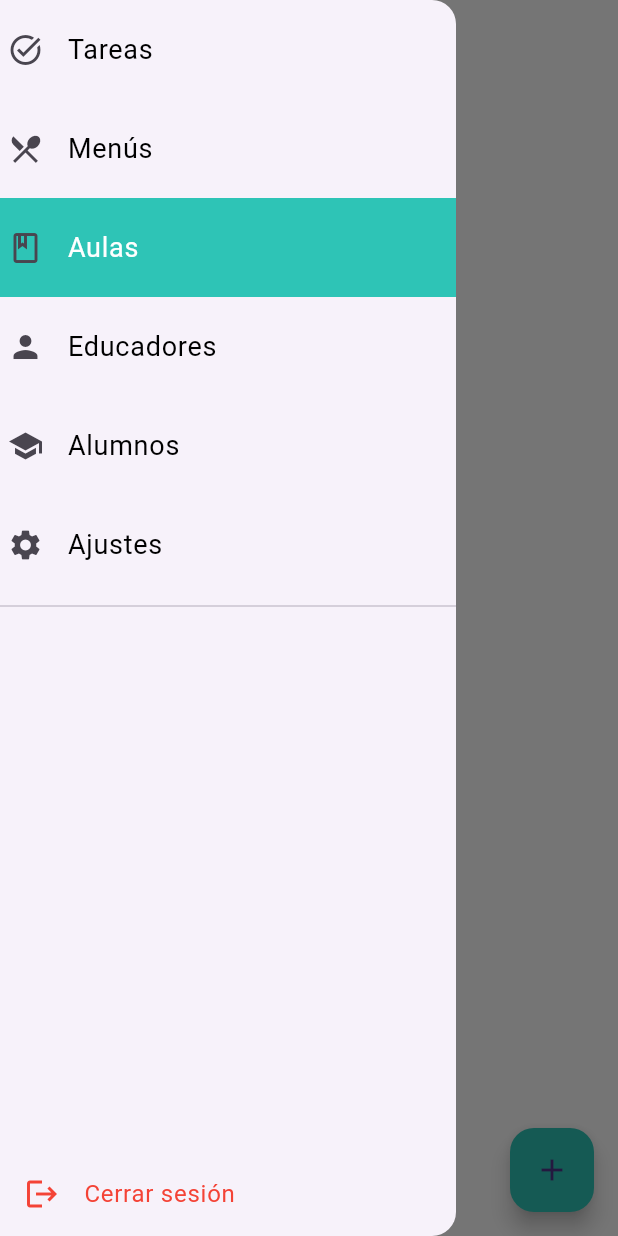
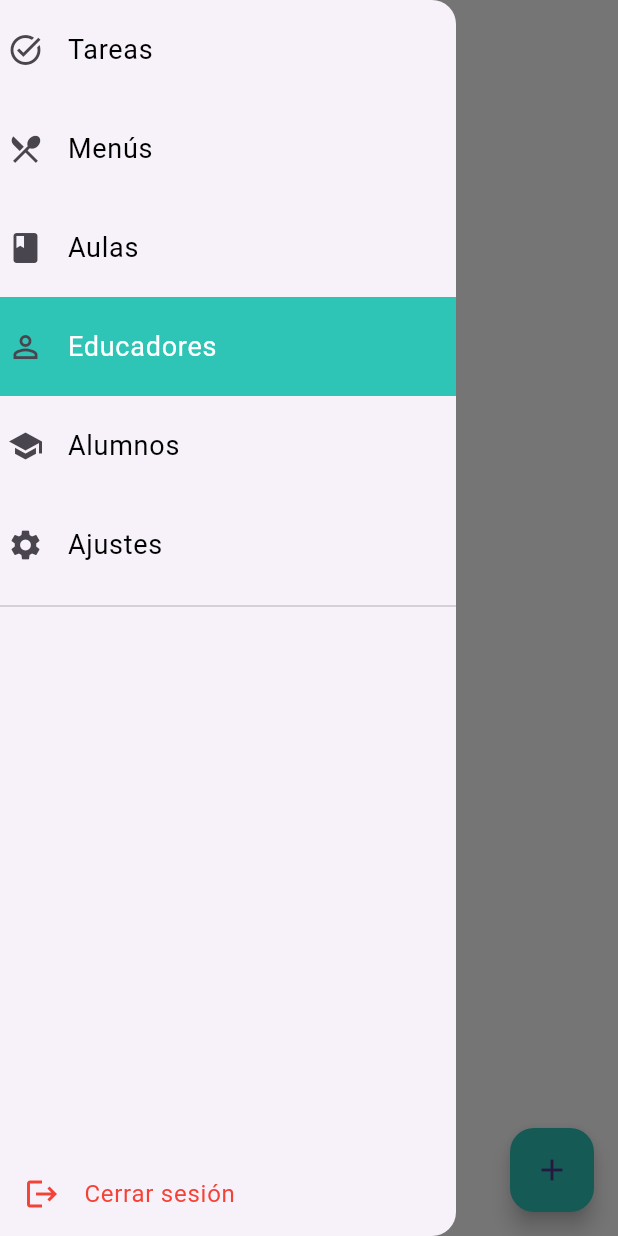
Before and after one commit to Tarerio/Tarerio-FRONT, a Flutter app: the ProfesoresPage screen opened by its route, with the side drawer open, on a phone screen of 412 x 824 dp. Run offline on Flutter 3.47's test engine with Material 3 defaults, Android fonts, the phone set to English and light mode, and no system bars; our stand-ins replace image_picker; network calls fail.

Commit message:
JUANMI: fixed profew en navbar

```diff
--- a/lib/Pages/profesores.dart
+++ b/lib/Pages/profesores.dart
@@ -5,7 +5,6 @@ import 'package:tarerio/Widgets/ProfesorCard.dart';
 
 import '../API/profesoresAPI.dart';
 import '../consts.dart';
-
 
 class ProfesoresPage extends StatefulWidget {
   ProfesoresPage({super.key});
@@ -49,25 +48,26 @@ class _ProfesoresPageState extends State<ProfesoresPage> {
       ),
       body: isLoading
           ? Center(child: CircularProgressIndicator())
-          : GridView.builder(
-        gridDelegate: SliverGridDelegateWithFixedCrossAxisCount(
-          crossAxisCount: MediaQuery.of(context).size.width > 800 ? 4 : 2, // Número de elementos por fila
-          childAspectRatio: 1,
-        ),
-        itemCount: profesores.length,
-        itemBuilder: (context, index) {
-          final profesor = profesores[index];
-          return ProfesorCard(
+          : Padding(
+        padding: const EdgeInsets.all(8.0),
+        child: Wrap(
+          spacing: 8.0, // Space between cards horizontally
+          runSpacing: 8.0, // Space between cards vertically
+          children: profesores.map((profesor) {
+            return SizedBox(
+              width: MediaQuery.of(context).size.width > 800 ? 200 : 150, // Adjust width based on screen size
+              child: ProfesorCard(
                 id_usuario: profesor['id_usuario'],
                 imagenBase64: profesor['imagenBase64'] ?? '',
                 nickname: profesor["nickname"],
                 onAssign: () {
                   // Lógica para asignar profesor
                 },
+              ),
             );
-        },
+          }).toList(),
         ),
-
+      ),
       floatingActionButton: FloatingActionButton(
         onPressed: () {
           Navigator.push(
@@ -81,7 +81,7 @@ class _ProfesoresPageState extends State<ProfesoresPage> {
         backgroundColor: const Color(0xFF2EC4B6),
       ),
       drawer: Navbar(
-        screenIndex: 2,
+        screenIndex: 3, // Asegúrate de que este índice sea el correcto para la página de profesores
         onLogout: () {
           print("Cerrar sesión");
         },
```
Also changed, not shown: lib/Widgets/ProfesorCard.dart (+8 -7 lines). Lines whose indentation alone changed are shown as unchanged.
